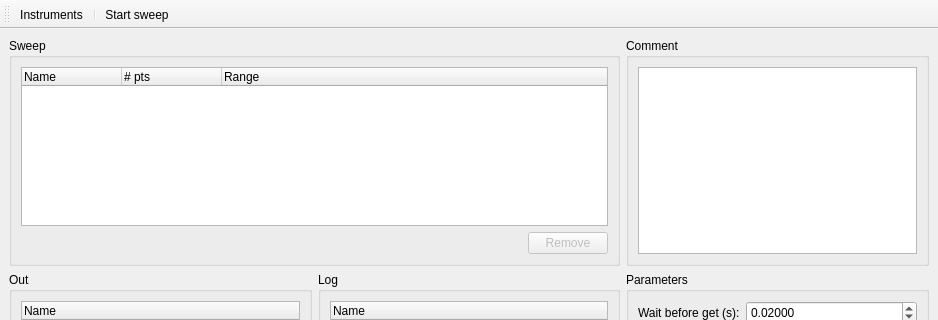
Old version of the form ui/MainWindow.ui in the repository AlexisMrl/HegelLab; both pictures show x 0 to 938 and y 0 to 320 of the 938 by 532 pixel window.
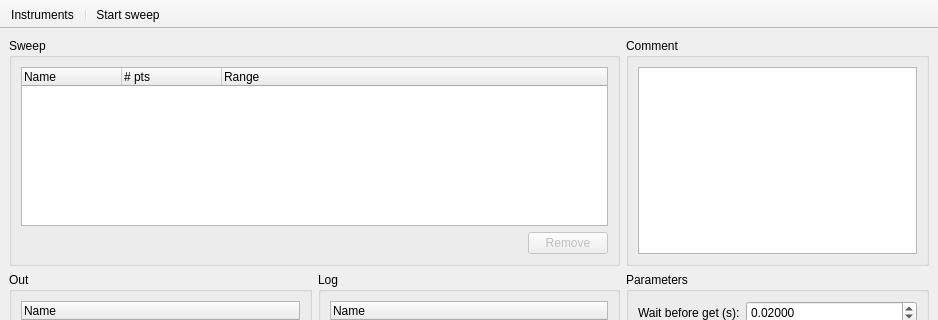
New version of the form. Icons and pictures are not drawn. Custom widgets are drawn as their Qt base class.

What changed in the file:
```diff
--- a/ui/MainWindow.ui
+++ b/ui/MainWindow.ui
@@ -232,6 +232,12 @@
   </widget>
   <widget class="QStatusBar" name="statusbar"/>
   <widget class="QToolBar" name="toolBar">
+   <property name="movable">
+    <bool>false</bool>
+   </property>
+   <property name="floatable">
+    <bool>false</bool>
+   </property>
    <attribute name="toolBarArea">
     <enum>TopToolBarArea</enum>
    </attribute>
```
